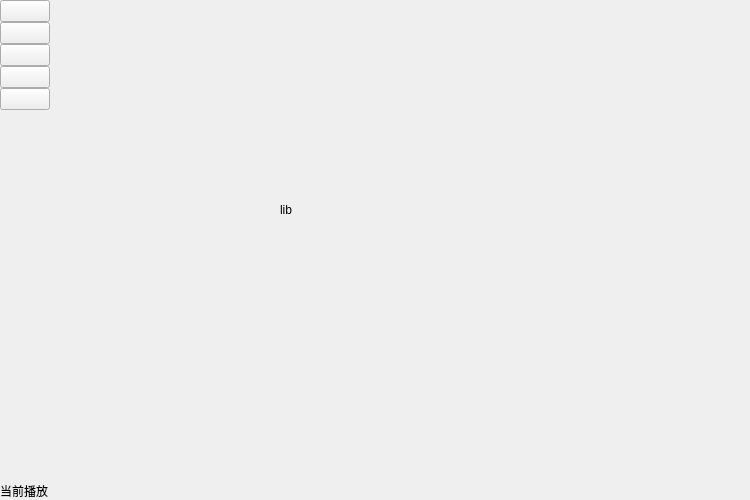
QKira/QMusicPlayer, file centralwidget.ui: the form before one commit.
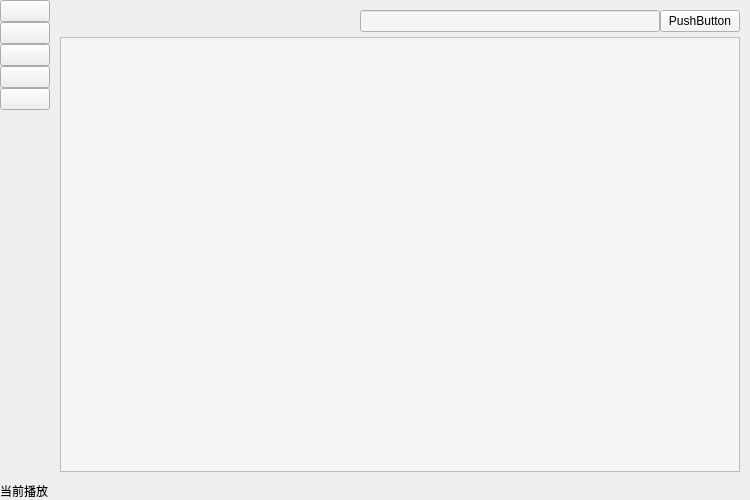
The form after the commit. The open tabs and pages were chosen to show the change. Icons and pictures are not drawn.

The edit to the form file:
```diff
--- a/centralwidget.ui
+++ b/centralwidget.ui
@@ -1602,19 +1602,88 @@
         <property name="styleSheet">
          <string notr="true"/>
         </property>
-        <widget class="QLabel" name="label">
-         <property name="geometry">
-          <rect>
-           <x>230</x>
-           <y>200</y>
-           <width>69</width>
-           <height>19</height>
-          </rect>
+        <layout class="QVBoxLayout" name="verticalLayout_11">
+         <property name="spacing">
+          <number>5</number>
          </property>
-         <property name="text">
-          <string>lib</string>
+         <property name="leftMargin">
+          <number>10</number>
          </property>
-        </widget>
+         <property name="topMargin">
+          <number>10</number>
+         </property>
+         <property name="rightMargin">
+          <number>10</number>
+         </property>
+         <property name="bottomMargin">
+          <number>10</number>
+         </property>
+         <item>
+          <widget class="QWidget" name="widget" native="true">
+           <layout class="QHBoxLayout" name="horizontalLayout_15">
+            <property name="spacing">
+             <number>0</number>
+            </property>
+            <property name="leftMargin">
+             <number>0</number>
+            </property>
+            <property name="topMargin">
+             <number>0</number>
+            </property>
+            <property name="rightMargin">
+             <number>0</number>
+            </property>
+            <property name="bottomMargin">
+             <number>0</number>
+            </property>
+            <item>
+             <spacer name="horizontalSpacer">
+              <property name="orientation">
+               <enum>Qt::Orientation::Horizontal</enum>
+              </property>
+              <property name="sizeHint" stdset="0">
+               <size>
+                <width>40</width>
+                <height>20</height>
+               </size>
+              </property>
+             </spacer>
+            </item>
+            <item>
+             <widget class="QLineEdit" name="lineEdit"/>
+            </item>
+            <item>
+             <widget class="QPushButton" name="pushButton">
+              <property name="text">
+               <string>PushButton</string>
+              </property>
+             </widget>
+            </item>
+           </layout>
+          </widget>
+         </item>
+         <item>
+          <widget class="QWidget" name="widget_2" native="true">
+           <layout class="QVBoxLayout" name="verticalLayout_13">
+            <property name="leftMargin">
+             <number>0</number>
+            </property>
+            <property name="topMargin">
+             <number>0</number>
+            </property>
+            <property name="rightMargin">
+             <number>0</number>
+            </property>
+            <property name="bottomMargin">
+             <number>0</number>
+            </property>
+            <item>
+             <widget class="QTableView" name="tableView"/>
+            </item>
+           </layout>
+          </widget>
+         </item>
+        </layout>
        </widget>
        <widget class="QWidget" name="page_Statistics">
         <widget class="QLabel" name="label_2">
```
Left out of the diff: 2 changed lines with no effect on the pictures.
